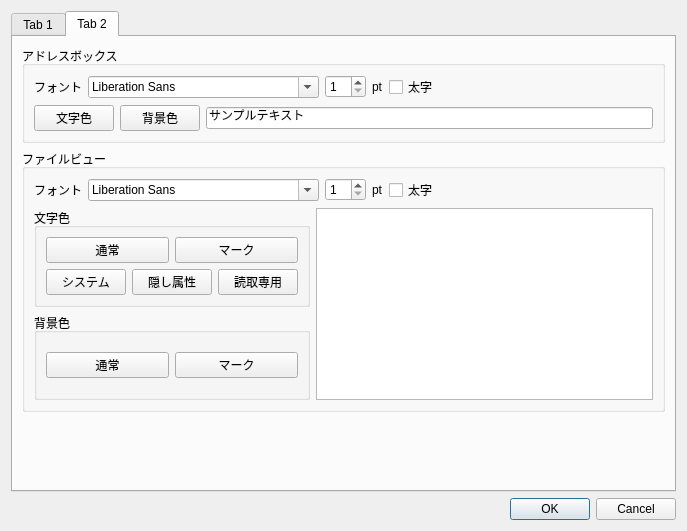
Old version of the form preferencedialog.ui in the repository miyabi-satoh/Gefu.
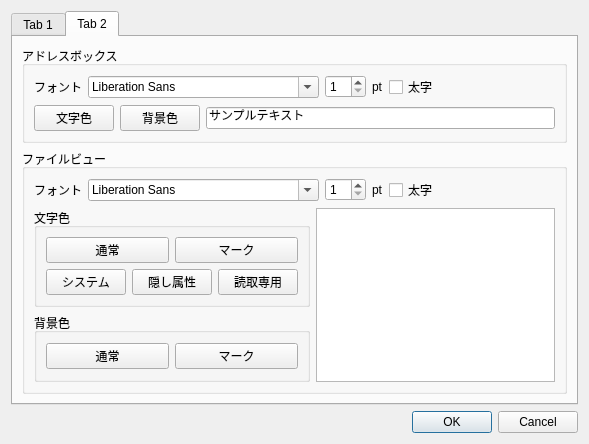
New version of the form. The open tabs and pages were chosen to show the change.

Diff of the .ui file:
```diff
--- a/preferencedialog.ui
+++ b/preferencedialog.ui
@@ -6,8 +6,8 @@
    <rect>
     <x>0</x>
     <y>0</y>
-    <width>687</width>
-    <height>531</height>
+    <width>589</width>
+    <height>443</height>
    </rect>
   </property>
   <property name="sizePolicy">
@@ -799,7 +799,26 @@
              </layout>
             </item>
             <item>
-             <widget class="QTableView" name="sampleTable"/>
+             <widget class="QTableView" name="sampleTable">
+              <property name="sizePolicy">
+               <sizepolicy hsizetype="MinimumExpanding" vsizetype="Expanding">
+                <horstretch>0</horstretch>
+                <verstretch>0</verstretch>
+               </sizepolicy>
+              </property>
+              <property name="minimumSize">
+               <size>
+                <width>100</width>
+                <height>0</height>
+               </size>
+              </property>
+              <attribute name="horizontalHeaderVisible">
+               <bool>false</bool>
+              </attribute>
+              <attribute name="verticalHeaderVisible">
+               <bool>false</bool>
+              </attribute>
+             </widget>
             </item>
            </layout>
           </item>
```
Left out of the diff: 12 changed lines with no effect on the pictures.
